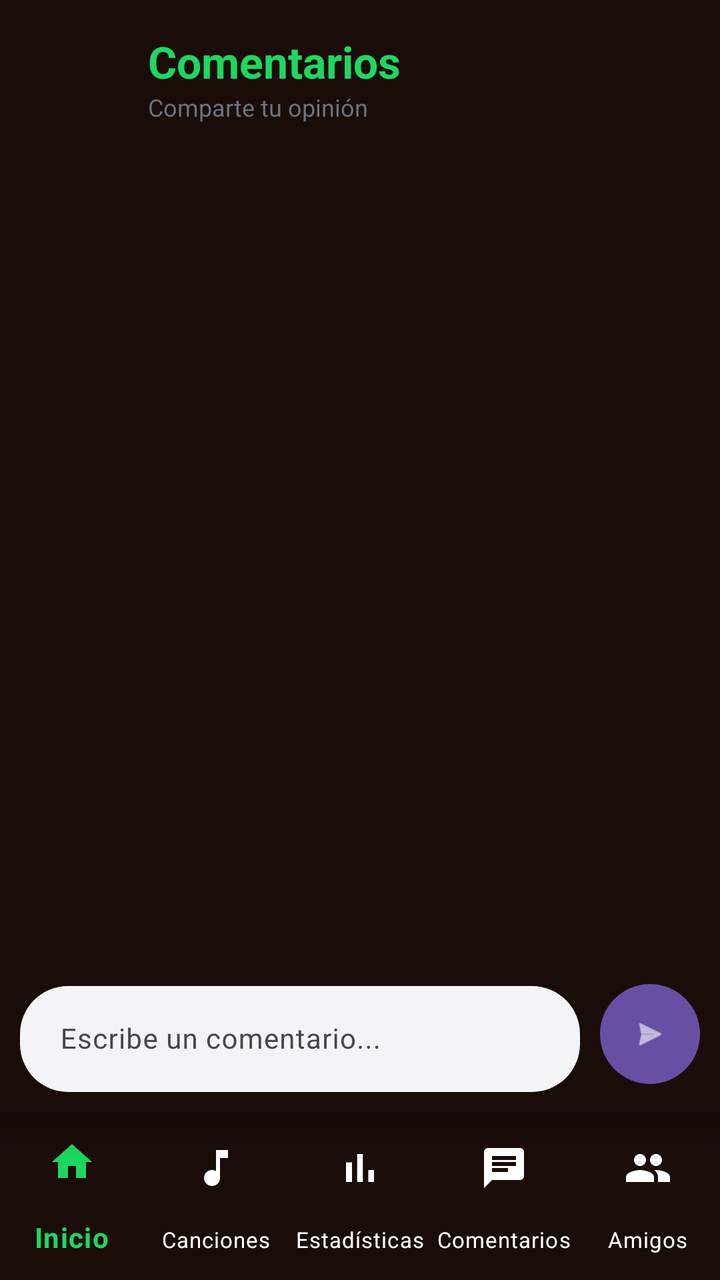
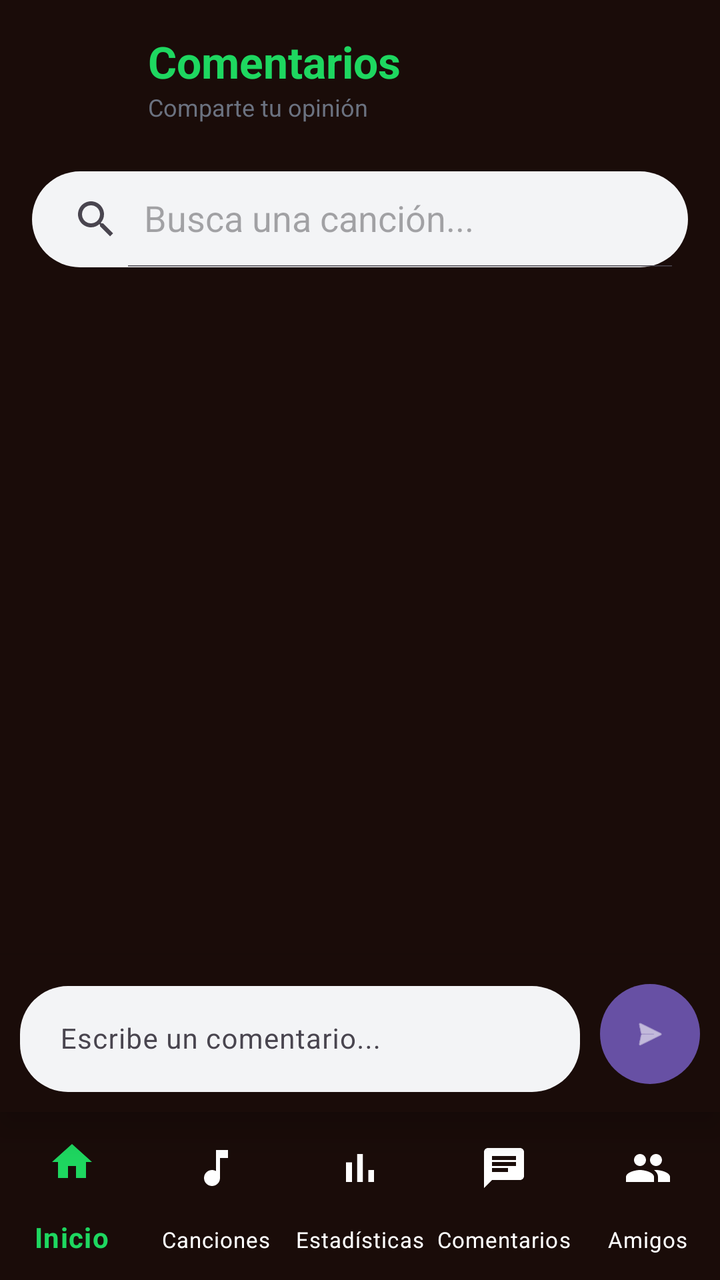

Before-and-after screenshots of an Android layout around one commit, followed by the original layout XML and the change that was made.
<!-- AndroidManifest.xml: application theme Theme.Panchify -->
<!-- res/layout/activity_comments.xml -->
<?xml version="1.0" encoding="utf-8"?>
<androidx.constraintlayout.widget.ConstraintLayout
    xmlns:android="http://schemas.android.com/apk/res/android"
    xmlns:app="http://schemas.android.com/apk/res-auto"
    xmlns:tools="http://schemas.android.com/tools"
    android:id="@+id/main"
    android:layout_width="match_parent"
    android:layout_height="match_parent"
    android:background="@color/fondo_principal"
    tools:context=".vistas.Comments">

    
    <LinearLayout
        android:id="@+id/headerComments"
        android:layout_width="0dp"
        android:layout_height="wrap_content"
        android:orientation="horizontal"
        android:gravity="center_vertical"
        android:paddingHorizontal="20dp"
        android:paddingVertical="16dp"
        app:layout_constraintStart_toStartOf="parent"
        app:layout_constraintEnd_toEndOf="parent"
        app:layout_constraintTop_toTopOf="parent">

        <ImageView
            android:id="@+id/imgProfileIcon"
            android:layout_width="40dp"
            android:layout_height="40dp"
            android:layout_marginEnd="14dp"
            android:scaleType="centerCrop"
            android:src="@android:drawable/sym_def_app_icon"
            android:background="?attr/selectableItemBackgroundBorderless"
            android:clickable="true"
            android:focusable="true"/>

        <LinearLayout
            android:layout_width="0dp"
            android:layout_height="wrap_content"
            android:layout_weight="1"
            android:orientation="vertical">

            <TextView
                android:id="@+id/titleComments"
                android:layout_width="wrap_content"
                android:layout_height="wrap_content"
                android:text="Comentarios"
                android:textColor="@color/spotify_green"
                android:textSize="22sp"
                android:textStyle="bold"/>

            <TextView
                android:layout_width="wrap_content"
                android:layout_height="wrap_content"
                android:text="Comparte tu opinión"
                android:textSize="12sp"
                android:textColor="#6B7280"/>
        </LinearLayout>

    </LinearLayout>

    
    <androidx.recyclerview.widget.RecyclerView
        android:id="@+id/listaComentarios"
        android:layout_width="0dp"
        android:layout_height="0dp"
        android:padding="8dp"
        android:clipToPadding="false"
        app:layout_constraintTop_toBottomOf="@id/headerComments"
        app:layout_constraintBottom_toTopOf="@id/inputArea"
        app:layout_constraintStart_toStartOf="parent"
        app:layout_constraintEnd_toEndOf="parent"/>

    
    <androidx.constraintlayout.widget.ConstraintLayout
        android:id="@+id/inputArea"
        android:layout_width="0dp"
        android:layout_height="wrap_content"
        android:padding="10dp"
        android:background="@color/fondo_principal"
        android:elevation="10dp"
        android:layout_marginBottom="4dp"
        app:layout_constraintStart_toStartOf="parent"
        app:layout_constraintEnd_toEndOf="parent"
        app:layout_constraintBottom_toTopOf="@id/bottom_navigation">

        <com.google.android.material.textfield.TextInputLayout
            android:id="@+id/inputLayout"
            android:layout_width="0dp"
            android:layout_height="wrap_content"
            android:layout_marginEnd="10dp"
            app:boxBackgroundColor="#F3F4F6"
            app:boxCornerRadiusTopStart="24dp"
            app:boxCornerRadiusTopEnd="24dp"
            app:boxCornerRadiusBottomStart="24dp"
            app:boxCornerRadiusBottomEnd="24dp"
            app:boxStrokeWidth="0dp"
            app:layout_constraintStart_toStartOf="parent"
            app:layout_constraintEnd_toStartOf="@id/btnSend"
            app:layout_constraintBottom_toBottomOf="parent"
            app:layout_constraintTop_toTopOf="parent">

            <com.google.android.material.textfield.TextInputEditText
                android:id="@+id/campoComentarios"
                android:layout_width="match_parent"
                android:layout_height="wrap_content"
                android:hint="Escribe un comentario..."
                android:paddingStart="20dp"
                android:textSize="14sp" />
        </com.google.android.material.textfield.TextInputLayout>

        <com.google.android.material.button.MaterialButton
            android:id="@+id/btnSend"
            android:layout_width="50dp"
            android:layout_height="50dp"
            android:insetLeft="0dp"
            android:insetTop="0dp"
            android:insetRight="0dp"
            android:insetBottom="0dp"
            app:icon="@android:drawable/ic_menu_send"
            app:iconGravity="textStart"
            app:iconPadding="0dp"
            app:cornerRadius="25dp"
            app:layout_constraintEnd_toEndOf="parent"
            app:layout_constraintBottom_toBottomOf="parent"
            app:layout_constraintTop_toTopOf="parent"/>

    </androidx.constraintlayout.widget.ConstraintLayout>

    <com.google.android.material.bottomnavigation.BottomNavigationView
        android:id="@+id/bottom_navigation"
        android:layout_width="0dp"
        android:layout_height="wrap_content"
        app:layout_constraintBottom_toBottomOf="parent"
        app:layout_constraintStart_toStartOf="parent"
        app:layout_constraintEnd_toEndOf="parent"
        app:menu="@menu/bottom_nav_menu"
        android:background="@color/fondo_principal"
        app:itemIconTint="@color/selector_bottom_nav"
        app:itemTextColor="@color/selector_bottom_nav"
        app:labelVisibilityMode="labeled"
        app:itemTextAppearanceActive="@style/BottomNavText.Active"
        app:itemTextAppearanceInactive="@style/BottomNavText.Inactive"/>

</androidx.constraintlayout.widget.ConstraintLayout>
<!-- resources referenced by this layout -->
<resources>
  <color name="fondo_principal">#1A0C09</color>
  <color name="spotify_green">#1ED760</color>
  <style name="BottomNavText.Active" parent="TextAppearance.MaterialComponents.Caption">
          <item name="android:textSize">14sp</item>
          <item name="android:textStyle">bold</item>
      </style>
  <style name="BottomNavText.Inactive" parent="TextAppearance.MaterialComponents.Caption">
          <item name="android:textSize">11sp</item>
      </style>
  <style name="Theme.Panchify" parent="Base.Theme.Panchify" />
  <style name="Base.Theme.Panchify" parent="Theme.Material3.DayNight.NoActionBar">
          
          
      </style>
</resources>

<!-- the commit's change to res/layout/activity_comments.xml (unified diff, before → after) -->
@@ -59,13 +59,96 @@
     </LinearLayout>
 
     
+    <androidx.appcompat.widget.SearchView
+        android:id="@+id/searchViewCanciones"
+        android:layout_width="0dp"
+        android:layout_height="wrap_content"
+        android:layout_marginHorizontal="16dp"
+        android:layout_marginTop="8dp"
+        android:background="@drawable/bg_search_view"
+        app:queryHint="Busca una canción..."
+        app:iconifiedByDefault="false"
+        app:layout_constraintTop_toBottomOf="@id/headerComments"
+        app:layout_constraintStart_toStartOf="parent"
+        app:layout_constraintEnd_toEndOf="parent" />
+
+    
+    <androidx.constraintlayout.widget.ConstraintLayout
+        android:id="@+id/layoutCancionSeleccionada"
+        android:layout_width="0dp"
+        android:layout_height="wrap_content"
+        android:layout_marginHorizontal="16dp"
+        android:layout_marginTop="8dp"
+        android:background="@drawable/bg_selected_track"
+        android:padding="8dp"
+        android:visibility="gone"
+        app:layout_constraintTop_toBottomOf="@id/searchViewCanciones"
+        app:layout_constraintStart_toStartOf="parent"
+        app:layout_constraintEnd_toEndOf="parent">
+
+        <ImageView
+            android:id="@+id/imgSelectedTrack"
+            android:layout_width="50dp"
+            android:layout_height="50dp"
+            android:scaleType="centerCrop"
+            android:src="@android:drawable/ic_menu_myplaces"
+            app:layout_constraintStart_toStartOf="parent"
+            app:layout_constraintTop_toTopOf="parent"
+            app:layout_constraintBottom_toBottomOf="parent"/>
+
+        <LinearLayout
+            android:layout_width="0dp"
+            android:layout_height="wrap_content"
+            android:orientation="vertical"
+            android:layout_marginStart="12dp"
+            app:layout_constraintStart_toEndOf="@id/imgSelectedTrack"
+            app:layout_constraintEnd_toStartOf="@id/btnCambiarCancion"
+            app:layout_constraintTop_toTopOf="parent"
+            app:layout_constraintBottom_toBottomOf="parent">
+
+            <TextView
+                android:id="@+id/txtSelectedTrackName"
+                android:layout_width="wrap_content"
+                android:layout_height="wrap_content"
+                android:text="Nombre de Canción"
+                android:textColor="@color/white"
+                android:textStyle="bold"
+                android:textSize="14sp"
+                android:ellipsize="end"
+                android:maxLines="1"/>
+
+            <TextView
+                android:id="@+id/txtSelectedArtistName"
+                android:layout_width="wrap_content"
+                android:layout_height="wrap_content"
+                android:text="Artista"
+                android:textColor="#A0A0A0"
+                android:textSize="12sp"
+                android:ellipsize="end"
+                android:maxLines="1"/>
+        </LinearLayout>
+
+        <ImageView
+            android:id="@+id/btnCambiarCancion"
+            android:layout_width="30dp"
+            android:layout_height="30dp"
+            android:src="@android:drawable/ic_menu_close_clear_cancel"
+            app:tint="@color/white"
+            android:padding="4dp"
+            app:layout_constraintEnd_toEndOf="parent"
+            app:layout_constraintTop_toTopOf="parent"
+            app:layout_constraintBottom_toBottomOf="parent" />
+
+    </androidx.constraintlayout.widget.ConstraintLayout>
+
+    
     <androidx.recyclerview.widget.RecyclerView
         android:id="@+id/listaComentarios"
         android:layout_width="0dp"
         android:layout_height="0dp"
         android:padding="8dp"
         android:clipToPadding="false"
-        app:layout_constraintTop_toBottomOf="@id/headerComments"
+        app:layout_constraintTop_toBottomOf="@id/layoutCancionSeleccionada"
         app:layout_constraintBottom_toTopOf="@id/inputArea"
         app:layout_constraintStart_toStartOf="parent"
         app:layout_constraintEnd_toEndOf="parent"/>
<!-- resource entries referenced after the edit -->
@@ -2,6 +2,19 @@
 <resources>
   <color name="fondo_principal">#1A0C09</color>
   <color name="spotify_green">#1ED760</color>
+  <color name="white">#FFFFFFFF</color>
+  <!-- drawable bg_search_view (drawable) -->
+  <?xml version="1.0" encoding="utf-8"?>
+  <shape xmlns:android="http://schemas.android.com/apk/res/android">
+      <solid android:color="#F3F4F6"/>
+      <corners android:radius="24dp"/>
+  </shape>
+  <!-- drawable bg_selected_track (drawable) -->
+  <?xml version="1.0" encoding="utf-8"?>
+  <shape xmlns:android="http://schemas.android.com/apk/res/android">
+      <solid android:color="#282828"/>
+      <corners android:radius="12dp"/>
+  </shape>
   <style name="BottomNavText.Active" parent="TextAppearance.MaterialComponents.Caption">
           <item name="android:textSize">14sp</item>
           <item name="android:textStyle">bold</item>
